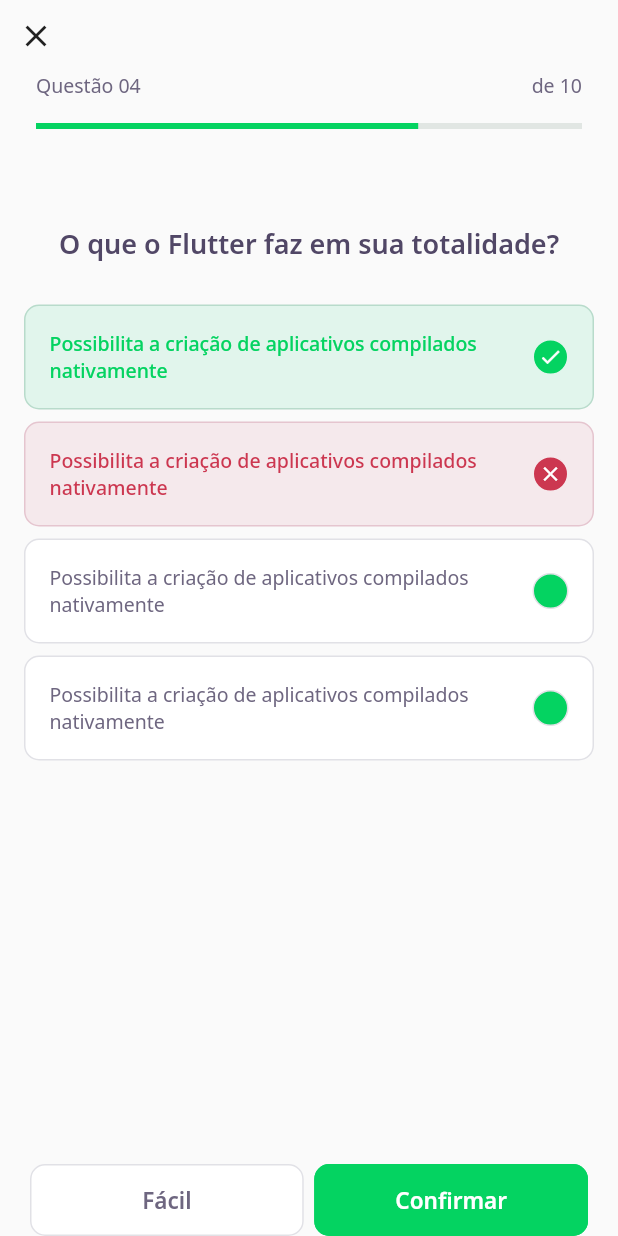
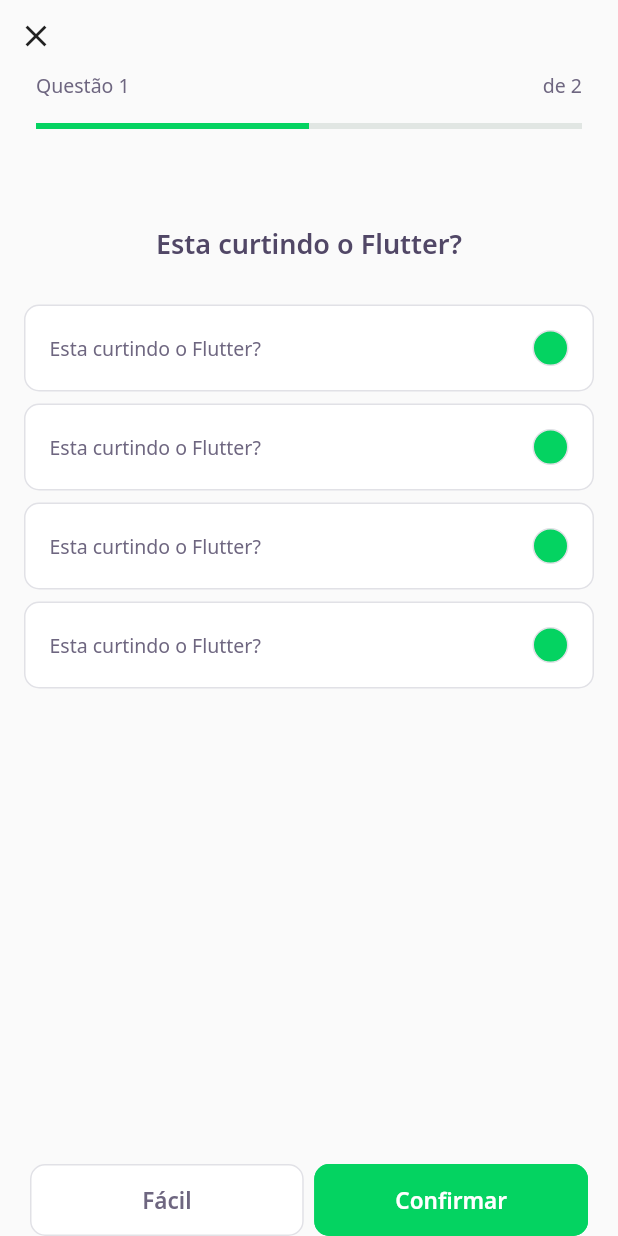
Before and after one commit to otaviohenrique1/nlw05, a Flutter app: the screen it shows after launch, after a tap on "NLW 5 Flutter", on a phone screen of 412 x 824 dp. Run offline on Flutter 3.47's test engine with Material 2 defaults, Android fonts, the phone set to English and light mode, and no system bars; our stand-ins replace google_fonts; accounts and stored records are empty; network calls fail.

Commit message:
Commit 12 dos arquivos

```diff
--- /dev/null
+++ b/devquiz/lib/challenge/challenge_controller.dart
@@ -0,0 +1,7 @@
+import 'package:flutter/foundation.dart';
+
+class ChallengeController {
+  final currentPageNotifier = ValueNotifier<int>(1);
+  int get currentPage => currentPageNotifier.value;
+  set currentPage(int value) => currentPageNotifier.value = value;
+}
--- a/devquiz/lib/challenge/challenge_page.dart
+++ b/devquiz/lib/challenge/challenge_page.dart
@@ -1,14 +1,37 @@
+import 'package:devquiz/challenge/challenge_controller.dart';
 import 'package:devquiz/challenge/widgets/next_button/next_button_widget.dart';
 import 'package:devquiz/challenge/widgets/question_indicator/question_indicator_widget.dart';
 import 'package:devquiz/challenge/widgets/quiz/quiz_widget.dart';
+import 'package:devquiz/shared/models/question_model.dart';
 import 'package:flutter/material.dart';
 
 class ChallengePage extends StatefulWidget {
+  final List<QuestionModel> questions;
+
+  const ChallengePage({
+    Key? key,
+    required this.questions,
+  }) : super(key: key);
+
   @override
   _ChallengePageState createState() => _ChallengePageState();
 }
 
 class _ChallengePageState extends State<ChallengePage> {
+  final controller = ChallengeController();
+  final pageController = PageController();
+
+  @override
+  void initState() {
+    controller.currentPageNotifier.addListener(() {
+      setState(() {});
+    });
+    pageController.addListener(() {
+      controller.currentPage = pageController.page!.toInt() + 1;
+    });
+    super.initState();
+  }
+
   @override
   Widget build(BuildContext context) {
     return Scaffold(
@@ -24,13 +47,23 @@
                 icon: Icon(Icons.close),
                 onPressed: () => Navigator.pop(context),
               ),
-              QuestionIndicatorWidget(),
+              QuestionIndicatorWidget(
+                currentPage: controller.currentPage,
+                length: widget.questions.length,
+              ),
             ],
           ),
         ),
       ),
-      body: QuizWidget(
-        title: "O que o Flutter faz em sua totalidade?",
+      body: PageView(
+        controller: pageController,
+        children: widget.questions
+            .map(
+              (e) => QuizWidget(
+                question: e,
+              ),
+            )
+            .toList(),
       ),
       bottomNavigationBar: SafeArea(
         bottom: true,
@@ -63,3 +96,9 @@
     );
   }
 }
+
+/*
+  body: QuizWidget(
+    question: widget.questions[0],
+  ),
+*/
--- a/devquiz/lib/challenge/widgets/question_indicator/question_indicator_widget.dart
+++ b/devquiz/lib/challenge/widgets/question_indicator/question_indicator_widget.dart
@@ -3,7 +3,14 @@
 import 'package:flutter/material.dart';
 
 class QuestionIndicatorWidget extends StatelessWidget {
-  QuestionIndicatorWidget({Key? key}) : super(key: key);
+  final int currentPage;
+  final int length;
+
+  QuestionIndicatorWidget({
+    Key? key,
+    required this.currentPage,
+    required this.length,
+  }) : super(key: key);
 
   @override
   Widget build(BuildContext context) {
@@ -17,11 +24,11 @@
             mainAxisAlignment: MainAxisAlignment.spaceBetween,
             children: [
               Text(
-                "Questão 04",
+                "Questão $currentPage",
                 style: AppTextStyles.body,
               ),
               Text(
-                "de 10",
+                "de $length",
                 style: AppTextStyles.body,
               ),
             ],
@@ -30,7 +37,7 @@
             height: 16,
           ),
           ProgressIndicatorWidget(
-            value: 0.7,
+            value: currentPage / length,
           ),
         ],
       ),
--- a/devquiz/lib/challenge/widgets/quiz/quiz_widget.dart
+++ b/devquiz/lib/challenge/widgets/quiz/quiz_widget.dart
@@ -1,11 +1,12 @@
+import 'package:flutter/material.dart';
 import 'package:devquiz/challenge/widgets/awnser/awnser_widget.dart';
 import 'package:devquiz/core/app_text_styles.dart';
-import 'package:flutter/material.dart';
+import 'package:devquiz/shared/models/question_model.dart';
 
 class QuizWidget extends StatelessWidget {
-  final String title;
+  final QuestionModel question;
 
-  QuizWidget({Key? key, required this.title}) : super(key: key);
+  QuizWidget({Key? key, required this.question}) : super(key: key);
 
   @override
   Widget build(BuildContext context) {
@@ -16,12 +17,27 @@
             height: 64,
           ),
           Text(
-            title,
+            question.title,
             style: AppTextStyles.heading,
           ),
           SizedBox(
             height: 24,
           ),
+          ...question.awnsers
+              .map(
+                (e) => AwnserWidget(
+                  isRight: e.isRight,
+                  title: question.title,
+                ),
+              )
+              .toList(),
+        ],
+      ),
+    );
+  }
+}
+
+/*
 AwnserWidget(
   isRight: true,
   isSelected: true,
@@ -42,8 +58,4 @@
   title:
       "Possibilita a criação de aplicativos compilados nativamente",
 ),
-        ],
-      ),
-    );
-  }
-}
+*/
--- a/devquiz/lib/home/home_page.dart
+++ b/devquiz/lib/home/home_page.dart
@@ -79,7 +79,9 @@
                             Navigator.push(
                               context,
                               MaterialPageRoute(
-                                builder: (context) => ChallengePage(),
+                                builder: (context) => ChallengePage(
+                                  questions: e.questions,
+                                ),
                               ),
                             );
                           },
--- a/devquiz/lib/main.dart
+++ b/devquiz/lib/main.dart
@@ -6,5 +6,5 @@
 }
 
 /*
-Trilha-Flutter -> Aula04 -> Tempo Video -> 00:44:35
+Trilha-Flutter -> Aula04 -> Tempo Video -> 01:00:18
 */
```
Lines whose indentation alone changed are shown as unchanged.
